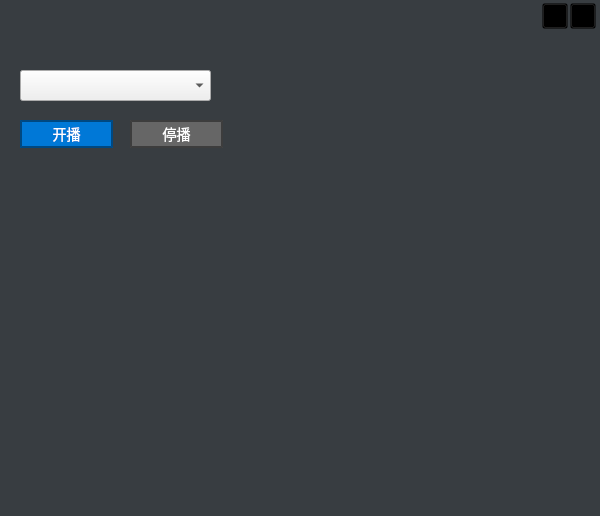
The window that LivePlatformClient/PilipiliLivePlatform/LivePlatform.ui (ohto-ai/PostLive) describes before a commit, drawn with Qt 5.
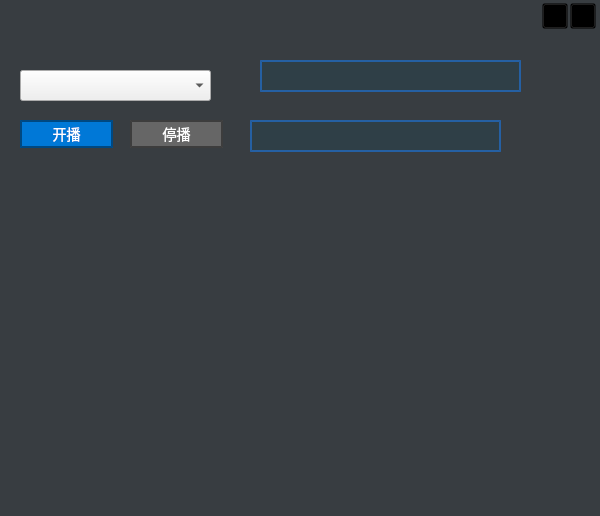
The same window after the commit. Icons and pictures are not drawn. Custom widgets are drawn as their Qt base class.

Diff of the .ui file:
```diff
--- a/LivePlatformClient/PilipiliLivePlatform/LivePlatform.ui
+++ b/LivePlatformClient/PilipiliLivePlatform/LivePlatform.ui
@@ -127,15 +127,16 @@
 QPushButton#stopPushButton:disabled {
   background: #666;
 }
+
 /* account password */
-QLineEdit#passwordLineEdit, QLineEdit#accountLineEdit
+QLineEdit
 {
 	border: 2px solid rgba(27,128,255,0.5);
 	background: rgba(45,64,72,0.8);
 	color: white;
     selection-background-color:green;
 }
-QLineEdit#passwordLineEdit:focus, QLineEdit#accountLineEdit:focus
+QLineEdit:focus
 {
 	background: rgba(80,100,110,0.8);
 }
@@ -429,12 +430,54 @@
        </property>
        <layout class="QGridLayout" name="cameraViewLayout"/>
       </widget>
+      <widget class="QLineEdit" name="lineEdit_2">
+       <property name="geometry">
+        <rect>
+         <x>250</x>
+         <y>70</y>
+         <width>251</width>
+         <height>32</height>
+        </rect>
+       </property>
+       <property name="minimumSize">
+        <size>
+         <width>0</width>
+         <height>32</height>
+        </size>
+       </property>
+       <property name="maximumSize">
+        <size>
+         <width>16777215</width>
+         <height>32</height>
+        </size>
+       </property>
+      </widget>
+      <widget class="QPasswordEdit" name="QPasswordEdit">
+       <property name="geometry">
+        <rect>
+         <x>260</x>
+         <y>10</y>
+         <width>261</width>
+         <height>32</height>
+        </rect>
+       </property>
+       <property name="password" stdset="0">
+        <string/>
+       </property>
+      </widget>
      </widget>
     </item>
    </layout>
   </widget>
  </widget>
  <layoutdefault spacing="6" margin="11"/>
+ <customwidgets>
+  <customwidget>
+   <class>QPasswordEdit</class>
+   <extends>QLineEdit</extends>
+   <header>QPasswordEdit.h</header>
+  </customwidget>
+ </customwidgets>
  <resources>
   <include location="LivePlatform.qrc"/>
   <include location="LiveLoginDialog.qrc"/>
```
